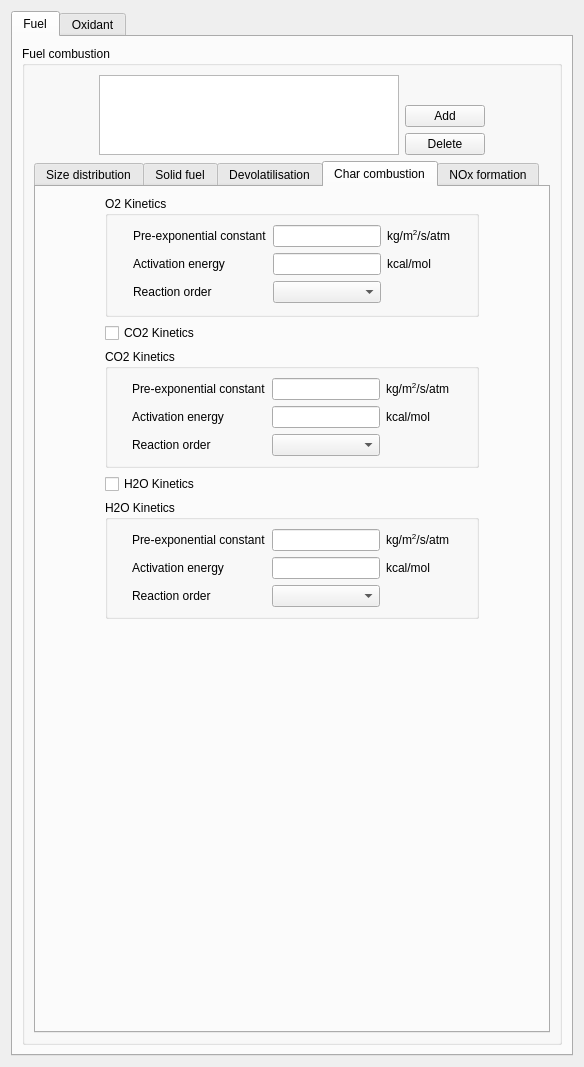
The window that gui/Pages/CoalCombustionForm.ui (code-saturne/code_saturne) describes before a commit, drawn with Qt 5.
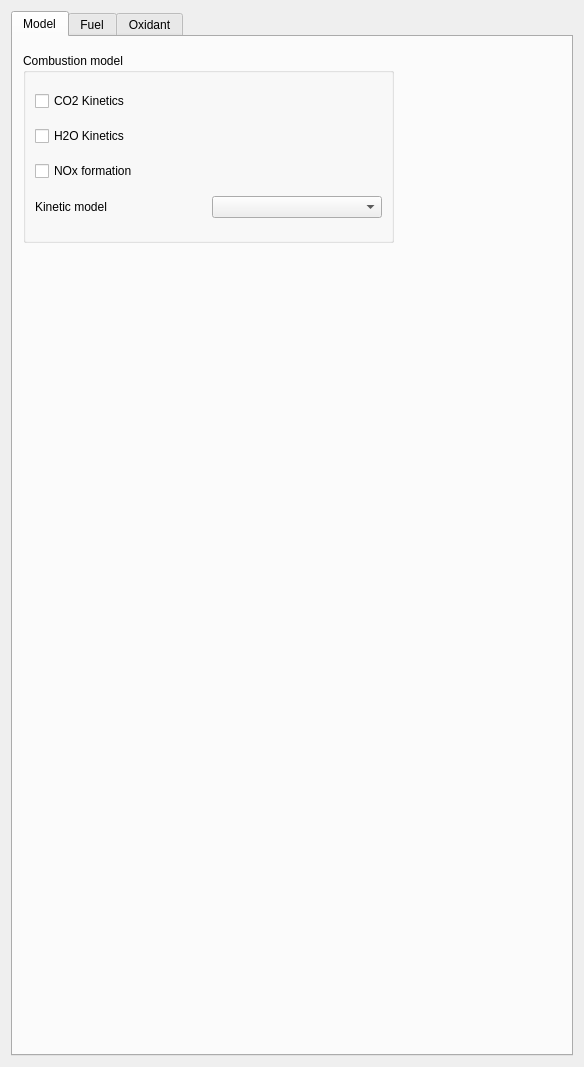
The same window after the commit. The open tabs and pages were chosen to show the change.

Commit message:
Coal combustion: add handling of ieqco2 by the GUI.
Some general options of the coal combustion model definition
page are moved to a separae tab, to avoid mixing global and
"per coal" options.
In non-GUI settings, the setting is also moved to cs_user_combustion
instead of usppmo.

Diff of the .ui file:
```diff
--- a/gui/Pages/CoalCombustionForm.ui
+++ b/gui/Pages/CoalCombustionForm.ui
@@ -14,11 +14,75 @@
    <string>Form</string>
   </property>
   <layout class="QGridLayout" name="gridLayout_26">
+   <item row="1" column="0">
+    <spacer name="verticalSpacer_2">
+     <property name="orientation">
+      <enum>Qt::Vertical</enum>
+     </property>
+     <property name="sizeHint" stdset="0">
+      <size>
+       <width>20</width>
+       <height>40</height>
+      </size>
+     </property>
+    </spacer>
+   </item>
    <item row="0" column="0">
     <widget class="QTabWidget" name="tabWidget">
      <property name="currentIndex">
       <number>0</number>
      </property>
+     <widget class="QWidget" name="tab_3">
+      <attribute name="title">
+       <string>Model</string>
+      </attribute>
+      <widget class="QGroupBox" name="groupBoxCoalsList_2">
+       <property name="geometry">
+        <rect>
+         <x>10</x>
+         <y>16</y>
+         <width>371</width>
+         <height>190</height>
+        </rect>
+       </property>
+       <property name="title">
+        <string>Combustion model</string>
+       </property>
+       <layout class="QGridLayout" name="gridLayout_27">
+        <item row="0" column="0">
+         <widget class="QCheckBox" name="checkBoxCO2Kinetics">
+          <property name="text">
+           <string>CO2 Kinetics</string>
+          </property>
+         </widget>
+        </item>
+        <item row="1" column="0">
+         <widget class="QCheckBox" name="checkBoxH2OKinetics">
+          <property name="text">
+           <string>H2O Kinetics</string>
+          </property>
+         </widget>
+        </item>
+        <item row="2" column="0">
+         <widget class="QCheckBox" name="checkBoxNOxFormation">
+          <property name="text">
+           <string>NOx formation</string>
+          </property>
+         </widget>
+        </item>
+        <item row="3" column="0">
+         <widget class="QLabel" name="labelKineticModel">
+          <property name="text">
+           <string>Kinetic model</string>
+          </property>
+         </widget>
+        </item>
+        <item row="3" column="1">
+         <widget class="QComboBox" name="comboBoxKineticModel"/>
+        </item>
+       </layout>
+      </widget>
+     </widget>
      <widget class="QWidget" name="tab_7">
       <attribute name="title">
        <string>Fuel</string>
@@ -27,7 +91,7 @@
        <item row="0" column="0">
         <widget class="QGroupBox" name="groupBoxCoalsList">
          <property name="title">
-          <string>Fuel combustion</string>
+          <string>Fuels characterization</string>
          </property>
          <layout class="QGridLayout" name="gridLayout_24">
           <item row="0" column="0">
@@ -1391,13 +1455,6 @@
                     </layout>
                    </widget>
                   </item>
-                  <item>
-                   <widget class="QCheckBox" name="checkBoxCO2Kinetics">
-                    <property name="text">
-                     <string>CO2 Kinetics</string>
-                    </property>
-                   </widget>
-                  </item>
                   <item>
                    <widget class="QGroupBox" name="groupBoxParametersCO2">
                     <property name="title">
@@ -1489,13 +1546,6 @@
                     </layout>
                    </widget>
                   </item>
-                  <item>
-                   <widget class="QCheckBox" name="checkBoxH2OKinetics">
-                    <property name="text">
-                     <string>H2O Kinetics</string>
-                    </property>
-                   </widget>
-                  </item>
                   <item>
                    <widget class="QGroupBox" name="groupBoxParametersH2O">
                     <property name="title">
@@ -1637,13 +1687,6 @@
                 </property>
                </spacer>
               </item>
-              <item row="0" column="1" colspan="2">
-               <widget class="QCheckBox" name="checkBoxNOxFormation">
-                <property name="text">
-                 <string>NOx formation</string>
-                </property>
-               </widget>
-              </item>
               <item row="0" column="4" rowspan="4">
                <spacer name="horizontalSpacer_19">
                 <property name="orientation">
```
The commit also changes 13 other files.
